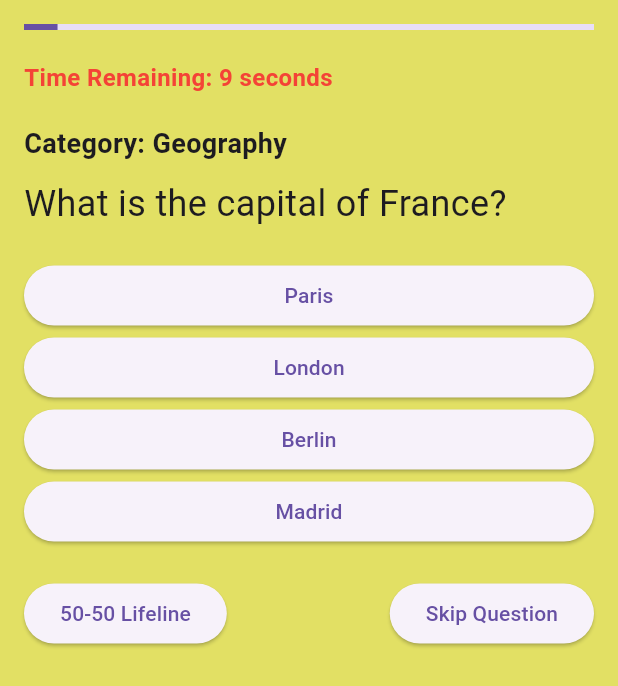
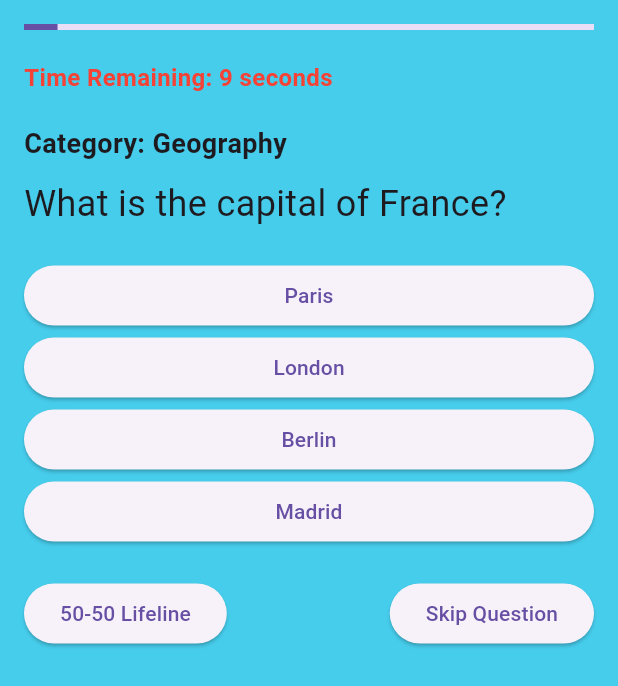
Before and after one commit to DHRUV10-R/myproject, a Flutter app: the QuizScreen screen opened by its route, on a phone screen of 412 x 824 dp. Shown: the top 686 px of the screen. Run offline on Flutter 3.47's test engine with Material 3 defaults, Android fonts, the phone set to English and light mode, and no system bars; our stand-ins replace cloud_firestore, firebase_auth, firebase_core, firebase_storage, flutter_bloc, flutter_local_notifications and 7 more; accounts and stored records are empty; network calls fail.

Commit message:
updated code

```diff
--- a/lib/Screen/news_screen.dart
+++ b/lib/Screen/news_screen.dart
@@ -39,7 +39,7 @@ class _NewsScreenState extends State<NewsScreen> {
   @override
   Widget build(BuildContext context) {
     return Scaffold(
-      backgroundColor: Color.fromARGB(255, 13, 82, 127),
+      backgroundColor: Color.fromARGB(255, 70, 205, 236),
       appBar: AppBar(
         title: const Text('Top Headlines'),
       ),
--- a/lib/Screen/profile_screen.dart
+++ b/lib/Screen/profile_screen.dart
@@ -132,7 +132,7 @@ Future<void> _loadUserProfile() async {
   @override
   Widget build(BuildContext context) {
     return Scaffold(
-      backgroundColor: const Color.fromARGB(255, 120, 157, 221),
+      backgroundColor: Color.fromARGB(255, 70, 205, 236),
       appBar: AppBar(
         title: Text('Profile'),
         actions: [
--- a/lib/Screen/quiz_screen.dart
+++ b/lib/Screen/quiz_screen.dart
@@ -142,7 +142,7 @@ class _QuizScreenState extends State<QuizScreen> {
   @override
   Widget build(BuildContext context) {
     return Scaffold(
-      backgroundColor: Color.fromARGB(255, 226, 224, 100),
+      backgroundColor: Color.fromARGB(255, 70, 205, 236),
       body: _questions.isEmpty
           ? Center(
               child: CircularProgressIndicator(),
```
Also changed, not shown: flutter_09.png (added), flutter_10.png (added), flutter_11.png (added), flutter_12.png (added), flutter_13.png (added), flutter_14.png (added), flutter_15.png (added).
